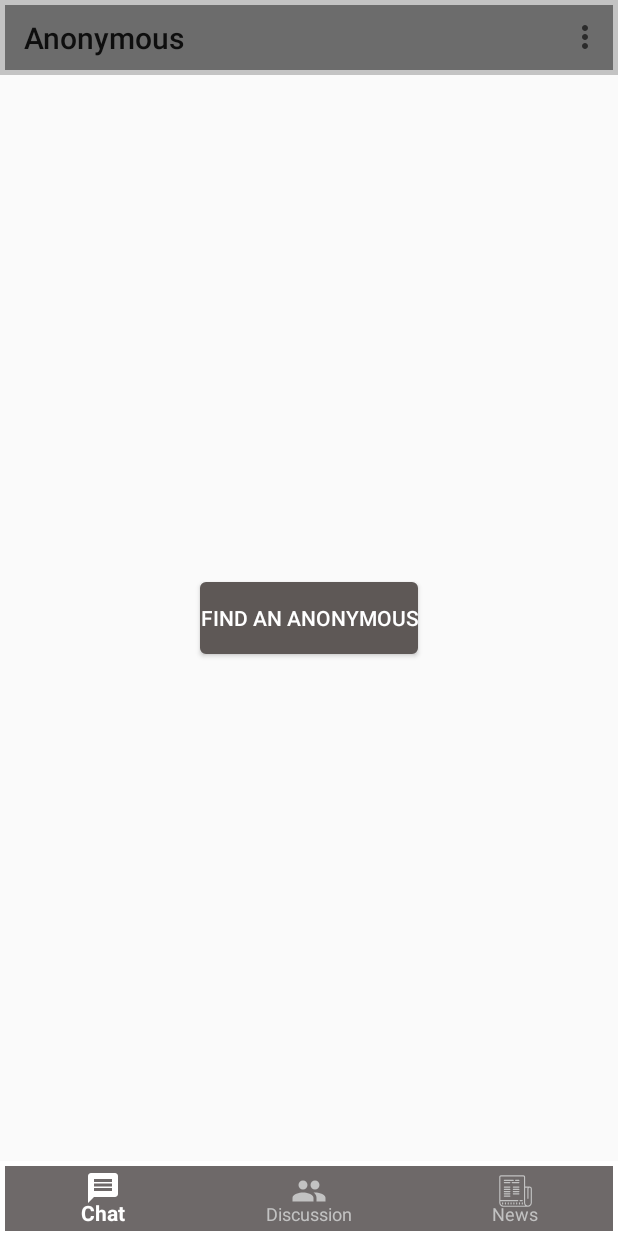
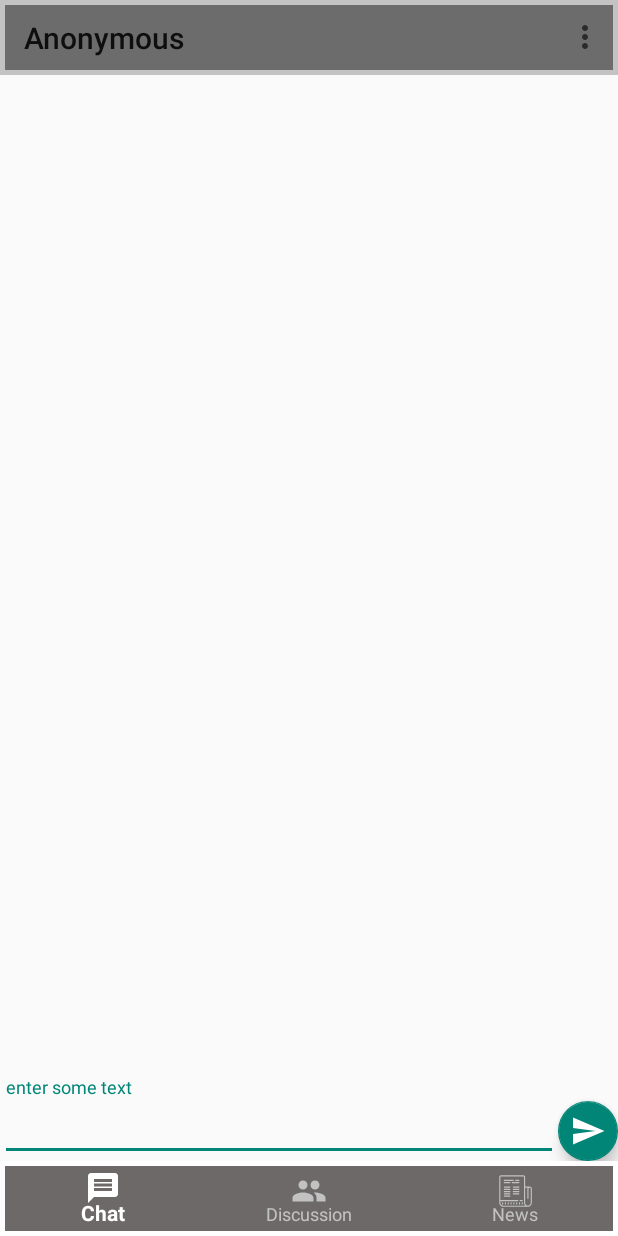
Before and after one commit to timmyyeh/Anonymous, an Android app: the screen it shows after launch once a user with an empty profile is signed in (ChatMainActivity), on a phone screen of 412 x 824 dp. Run offline under Robolectric (Android 15) with nearby library versions, the phone set to English and light mode, and no system bars; our stand-ins replace Firebase (no records; nobody signed in at launch, a user with empty details on screens opened directly); libraries missing offline, so code that uses them is left out: com.firebase.ui, dmax.dialog.

Commit message:
Initial Database for Messaging and Enable to send txt to database

```diff
--- a/app/src/main/AndroidManifest.xml
+++ b/app/src/main/AndroidManifest.xml
@@ -18,7 +18,7 @@
                 <category android:name="android.intent.category.LAUNCHER" />
             </intent-filter>
         </activity>
-        <activity android:name=".ChatMainActivity" />
+        <activity android:name=".Chat.ChatMainActivity" />
         <activity android:name=".DiscussionMainActivity" />
         <activity android:name=".News.NewsMainActivity" />
     </application>
--- a/app/src/main/java/com/anonymous/anonymous/AnonymousBaseActivity.java
+++ b/app/src/main/java/com/anonymous/anonymous/AnonymousBaseActivity.java
@@ -1,20 +1,16 @@
 package com.anonymous.anonymous;
 
 import android.content.Intent;
-import android.os.Bundle;
 import android.support.annotation.NonNull;
 import android.support.design.widget.BottomNavigationView;
 import android.support.v7.app.AppCompatActivity;
-import android.support.v7.widget.Toolbar;
 import android.view.Menu;
 import android.view.MenuItem;
-import android.view.View;
 import android.widget.Toast;
 
+import com.anonymous.anonymous.Chat.ChatMainActivity;
 import com.anonymous.anonymous.News.NewsMainActivity;
 import com.google.firebase.auth.FirebaseAuth;
-
-import dmax.dialog.SpotsDialog;
 
 
 public abstract class AnonymousBaseActivity extends AppCompatActivity implements BottomNavigationView.OnNavigationItemSelectedListener{
--- /dev/null
+++ b/app/src/main/java/com/anonymous/anonymous/Chat/ChatFragment.java
@@ -0,0 +1,77 @@
+package com.anonymous.anonymous.Chat;
+
+import android.os.Bundle;
+import android.text.format.DateFormat;
+import android.view.LayoutInflater;
+import android.view.View;
+import android.view.ViewGroup;
+import android.widget.Button;
+import android.widget.EditText;
+import android.widget.ListView;
+import android.widget.TextView;
+
+import com.anonymous.anonymous.Chat.Model.ChatMessage;
+import com.anonymous.anonymous.R;
+import com.firebase.ui.database.FirebaseListAdapter;
+import com.firebase.ui.database.FirebaseListOptions;
+import com.google.firebase.auth.FirebaseAuth;
+import com.google.firebase.database.DatabaseReference;
+import com.google.firebase.database.FirebaseDatabase;
+
+
+import dmax.dialog.SpotsDialog;
+
+/**
+ * Created by timmy on 2017/12/20.
+ */
+
+public class ChatFragment extends android.support.v4.app.Fragment{
+    private static final String TAG = "ChatSearchFragment";
+    private Button btn;
+    private SpotsDialog spotsDialog;
+    private FirebaseListAdapter<ChatMessage> adapter;
+    View view;
+
+    @Override
+    public View onCreateView(LayoutInflater inflater, ViewGroup container, Bundle saveInstanceState){
+        view = inflater.inflate(R.layout.fragment_chat, container, false);
+        view.findViewById(R.id.fab).setOnClickListener(new View.OnClickListener() {
+            @Override
+            public void onClick(View view) {
+                EditText input = (EditText) view.findViewById(R.id.input);
+
+               //Write message
+                FirebaseDatabase database = FirebaseDatabase.getInstance();
+                DatabaseReference myRef = database.getReference("Message");
+
+                myRef.setValue("Hello World");
+            }
+        });
+
+
+
+        return view;
+    }
+//    private void displayChatMessage(){
+//        ListView listOfMessage = (ListView) view.findViewById(R.id.list_of_messages);
+//
+//        FirebaseListOptions<ChatMessage> options = new FirebaseListOptions.Builder<ChatMessage>()
+//                .setQuery(FirebaseDatabase.getInstance().getReference(), ChatMessage.class)
+//                .build();
+//
+//        adapter = new FirebaseListAdapter<ChatMessage>(options) {
+//            @Override
+//            protected void populateView(View v, ChatMessage model, int position) {
+//                TextView msgTxt = (TextView) v.findViewById(R.id.message_text);
+//                TextView msgUser = (TextView) v.findViewById(R.id.message_user);
+//                TextView msgTime = (TextView) v.findViewById(R.id.message_time);
+//
+//                msgTxt.setText(model.getMessage());
+//                msgUser.setText("Anonymous");
+//                msgTime.setText(DateFormat.format("dd-mm-yyyy (HH:mm:ss)", model.getTime()));
+//
+//            }
+//        };
+//        listOfMessage.setAdapter(adapter);
+//    }
+}
--- a/app/src/main/java/com/anonymous/anonymous/ChatMainActivity.java
+++ b/app/src/main/java/com/anonymous/anonymous/Chat/ChatMainActivity.java
@@ -1,35 +1,34 @@
-package com.anonymous.anonymous;
+package com.anonymous.anonymous.Chat;
 
 
 import android.os.Bundle;
 import android.support.annotation.NonNull;
 import android.support.design.widget.BottomNavigationView;
-import android.support.v7.app.AppCompatActivity;
+import android.support.v4.view.ViewPager;
 import android.support.v7.widget.Toolbar;
 import android.view.Menu;
 import android.view.MenuItem;
-import android.view.View;
-import android.widget.Button;
-import android.widget.ProgressBar;
-import android.widget.Toast;
 
-import dmax.dialog.SpotsDialog;
+import com.anonymous.anonymous.AnonymousBaseActivity;
+import com.anonymous.anonymous.R;
 
 
 public class ChatMainActivity extends AnonymousBaseActivity {
+
+    private ChatPagerAdapter pagerAdapter;
+
+    private ViewPager viewPager;
+
     @Override
     protected void onCreate(Bundle savedInstanceState) {
         super.onCreate(savedInstanceState);
         setContentView(R.layout.activity_chat_main);
 
-        final SpotsDialog spotsDialog = new SpotsDialog(this, "Finding an Anonymous...");
+        pagerAdapter = new ChatPagerAdapter(getSupportFragmentManager());
 
-        findViewById(R.id.button_findusers).setOnClickListener(new View.OnClickListener() {
-            @Override
-            public void onClick(View view) {
-                spotsDialog.show();
-            }
-        });
+        viewPager = (ViewPager) findViewById(R.id.container);
+        setupViewPager(viewPager);
+
 
         Toolbar toolbar = (Toolbar) findViewById(R.id.top_toolbar_main);
         setSupportActionBar(toolbar);
@@ -42,6 +41,7 @@ public class ChatMainActivity extends AnonymousBaseActivity {
         MenuItem menuItem = menu.getItem(0);
         menuItem.setChecked(true);
         menuItem.setEnabled(false);
+
 
     }
 
@@ -59,4 +59,12 @@ public class ChatMainActivity extends AnonymousBaseActivity {
     public boolean onNavigationItemSelected(@NonNull MenuItem item) {
         return super.onNavigationItemSelected(item);
     }
+
+    private void setupViewPager(ViewPager viewPager) {
+        ChatPagerAdapter adapter = new ChatPagerAdapter(getSupportFragmentManager());
+        adapter.addFragment(new ChatFragment());
+        viewPager.setAdapter(adapter);
+    }
+
+
 }
--- /dev/null
+++ b/app/src/main/java/com/anonymous/anonymous/Chat/ChatPagerAdapter.java
@@ -0,0 +1,35 @@
+package com.anonymous.anonymous.Chat;
+
+import android.support.v4.app.Fragment;
+import android.support.v4.app.FragmentManager;
+import android.support.v4.app.FragmentPagerAdapter;
+
+import java.util.ArrayList;
+import java.util.List;
+
+/**
+ * Created by timmy on 2017/12/20.
+ */
+
+public class ChatPagerAdapter extends FragmentPagerAdapter{
+    private final List<Fragment> mFragmentList = new ArrayList<>();
+    private final List<String> mFragmentTitle = new ArrayList<>();
+
+    public ChatPagerAdapter(FragmentManager fm) {
+        super(fm);
+    }
+
+    @Override
+    public Fragment getItem(int position) {
+        return mFragmentList.get(position);
+    }
+
+    @Override
+    public int getCount() {
+        return mFragmentList.size();
+    }
+
+    public void addFragment(Fragment fragment){
+        mFragmentList.add(fragment);
+    }
+}
--- a/app/src/main/java/com/anonymous/anonymous/LoginMainActivity.java
+++ b/app/src/main/java/com/anonymous/anonymous/LoginMainActivity.java
@@ -12,9 +12,9 @@ import android.util.Patterns;
 import android.view.View;
 import android.widget.Button;
 import android.widget.EditText;
-import android.widget.ProgressBar;
 import android.widget.Toast;
 
+import com.anonymous.anonymous.Chat.ChatMainActivity;
 import com.google.android.gms.tasks.OnCompleteListener;
 import com.google.android.gms.tasks.Task;
 import com.google.firebase.auth.AuthResult;
@@ -24,8 +24,6 @@ import com.google.firebase.auth.FirebaseAuthInvalidUserException;
 import com.google.firebase.auth.FirebaseAuthUserCollisionException;
 import com.google.firebase.auth.FirebaseAuthWeakPasswordException;
 import com.google.firebase.auth.FirebaseUser;
-
-import dmax.dialog.SpotsDialog;
 
 /**
  * Log in Screen, if users already log in, then it will go to the main activity screen.
--- /dev/null
+++ b/app/src/main/res/drawable/ic_send_black_24dp.xml
@@ -0,0 +1,9 @@
+<vector xmlns:android="http://schemas.android.com/apk/res/android"
+        android:width="24dp"
+        android:height="24dp"
+        android:viewportWidth="24.0"
+        android:viewportHeight="24.0">
+    <path
+        android:fillColor="#FF000000"
+        android:pathData="M2.01,21L23,12 2.01,3 2,10l15,2 -15,2z"/>
+</vector>
--- a/app/src/main/res/layout/activity_chat_main.xml
+++ b/app/src/main/res/layout/activity_chat_main.xml
@@ -5,21 +5,20 @@
     android:orientation="vertical"
     android:layout_width="match_parent"
     android:layout_height="match_parent"
-    tools:context="com.anonymous.anonymous.ChatMainActivity">
-    <include layout="@layout/layout_top"></include>
+    tools:context="com.anonymous.anonymous.Chat.ChatMainActivity">
+    <include layout="@layout/layout_top"
+        android:id="@+id/layout_top_chat" />
     <include layout="@layout/layout_bottom"
-        android:id="@+id/include"></include>
+        android:id="@+id/layout_bottom_chat" />
 
-    <Button
-        android:id="@+id/button_findusers"
-        android:layout_width="wrap_content"
-        android:layout_height="wrap_content"
-        android:layout_centerHorizontal="true"
-        android:layout_centerVertical="true"
-        android:background="@drawable/button_search_user"
-        android:text="Find An Anonymous"
-        android:textColor="@android:color/background_light"
-        android:textSize="14sp" />
+    <android.support.v4.view.ViewPager
+        android:id="@+id/container"
+        android:layout_width="match_parent"
+        android:layout_height="match_parent"
+        android:layout_below="@id/layout_top_chat"
+        android:layout_above="@id/layout_bottom_chat">
+
+    </android.support.v4.view.ViewPager>
 
 
 </RelativeLayout>
--- /dev/null
+++ b/app/src/main/res/layout/fragment_chat.xml
@@ -0,0 +1,48 @@
+<?xml version="1.0" encoding="utf-8"?>
+<RelativeLayout xmlns:android="http://schemas.android.com/apk/res/android"
+    xmlns:app="http://schemas.android.com/apk/res-auto"
+    android:id="@+id/activity_main"
+    android:layout_width="match_parent"
+    android:layout_height="match_parent">
+
+
+    <android.support.design.widget.FloatingActionButton
+        android:layout_width="wrap_content"
+        android:layout_height="wrap_content"
+        android:clickable="true"
+        android:src="@drawable/ic_send_black_24dp"
+        android:id="@+id/fab"
+        android:tint="@android:color/white"
+        android:layout_alignParentBottom="true"
+        android:layout_alignParentEnd="true"
+        app:fabSize="mini"
+        android:layout_alignParentRight="true" />
+
+    <android.support.design.widget.TextInputLayout
+        android:layout_width="match_parent"
+        android:layout_height="wrap_content"
+        android:layout_toLeftOf="@id/fab"
+        android:layout_alignParentBottom="true"
+        android:layout_alignParentStart="true"
+        android:layout_alignParentLeft="true">
+
+        <EditText
+            android:layout_width="match_parent"
+            android:layout_height="wrap_content"
+            android:hint="enter some text"
+            android:id="@+id/input"
+            />
+    </android.support.design.widget.TextInputLayout>
+
+    <ListView
+        android:layout_width="match_parent"
+        android:layout_height="match_parent"
+        android:layout_alignParentTop="true"
+        android:layout_alignParentStart="true"
+        android:layout_above="@id/fab"
+        android:dividerHeight="16dp"
+        android:divider="@android:color/transparent"
+        android:id="@+id/list_of_messages"
+        android:layout_marginBottom="16dp"
+        android:layout_alignParentLeft="true" />
+</RelativeLayout>
```
Also changed, not shown: app/build.gradle (+7 -3 lines), app/src/main/java/com/anonymous/anonymous/Chat/Chat.java (deleted, +0 -8 lines), app/src/main/java/com/anonymous/anonymous/Chat/Model/ChatMessage.java (added, +46 -0 lines), app/src/main/res/layout/message.xml (added, +31 -0 lines).
